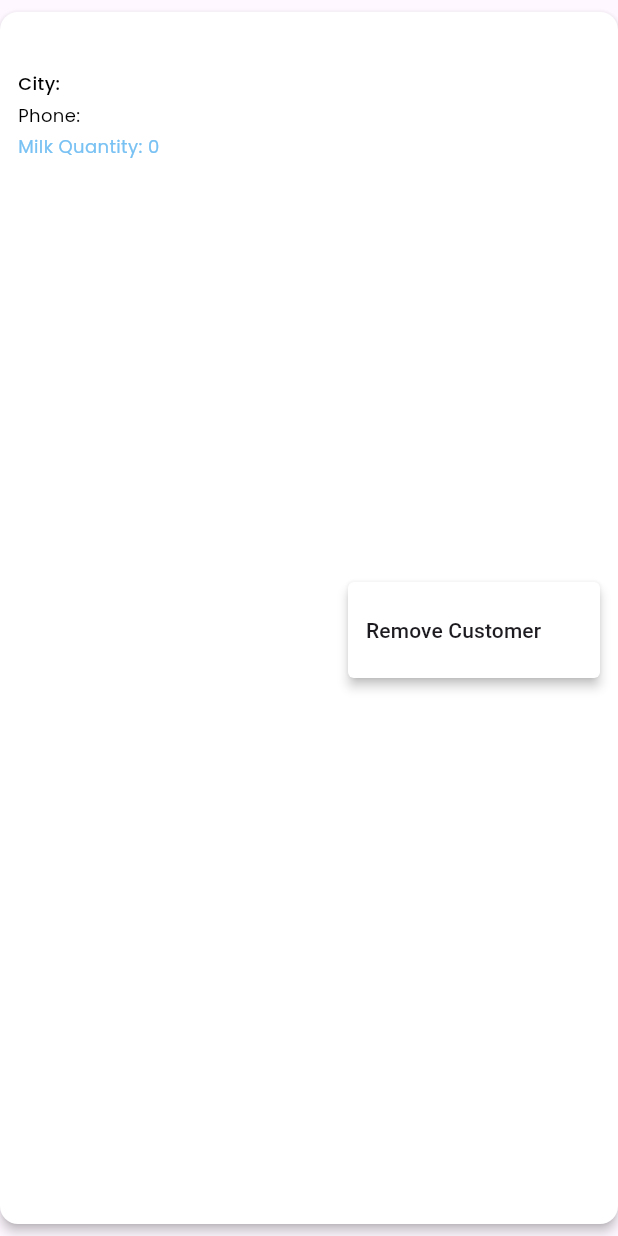
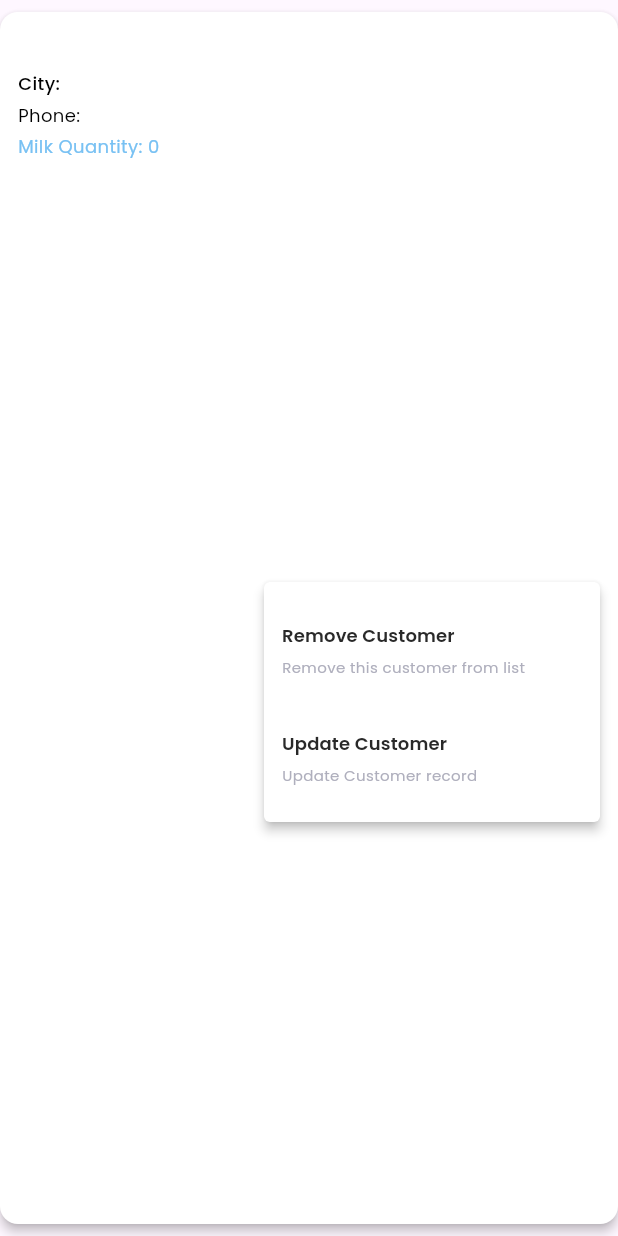
Before and after one commit to yasirzain15/kashmir_milk, a Flutter app: the CustomerItem widget shown alone on an empty page, opened directly with empty values, after a tap on the "more vert" icon, on a phone screen of 412 x 824 dp. Run offline on Flutter 3.47's test engine with Material 3 defaults, Android fonts, the phone set to English and light mode, and no system bars; our stand-ins replace carousel_slider, cloud_firestore, connectivity_plus, csv, file_picker, firebase_auth and 5 more; accounts and stored records are empty.

Commit message:
about today

```diff
--- a/lib/dashboard.dart
+++ b/lib/dashboard.dart
@@ -743,10 +743,50 @@ class CustomerItem extends StatelessWidget {
                 await removeCustomerData(customer['customer_id'], context);
               },
               itemBuilder: (context) => [
-                const PopupMenuItem<int>(
-                  value: 1,
-                  child: Text('Remove Customer'),
-                ),
+                PopupMenuItem<int>(
+                    value: 1,
+                    child: ListTile(
+                      title: Text(
+                        'Remove Customer',
+                        style: GoogleFonts.poppins(
+                            textStyle: TextStyle(
+                          fontWeight: FontWeight.w600,
+                          fontSize: 12,
+                          color: Color(0xff292929),
+                        )),
+                      ),
+                      subtitle: Text(
+                        'Remove this customer from list',
+                        style: GoogleFonts.poppins(
+                            textStyle: TextStyle(
+                          fontWeight: FontWeight.w400,
+                          fontSize: 10,
+                          color: Color(0xffafafbd),
+                        )),
+                      ),
+                    )),
+                PopupMenuItem<int>(
+                    value: 2,
+                    child: ListTile(
+                      title: Text(
+                        'Update Customer',
+                        style: GoogleFonts.poppins(
+                            textStyle: TextStyle(
+                          fontWeight: FontWeight.w600,
+                          fontSize: 12,
+                          color: Color(0xff292929),
+                        )),
+                      ),
+                      subtitle: Text(
+                        'Update Customer record',
+                        style: GoogleFonts.poppins(
+                            textStyle: TextStyle(
+                          fontWeight: FontWeight.w400,
+                          fontSize: 10,
+                          color: Color(0xffafafbd),
+                        )),
+                      ),
+                    )),
               ],
             ),
           ],
@@ -782,9 +822,10 @@ class CustomerItem extends StatelessWidget {
         print("Document does not exist!");
       }
 
-      // Remove customer from Hive
-      // final box = Hive.box<Customer>('customers');
-      // await box.delete(customerId);
+      final box = Hive.box<Customer>('customers');
+      await box.delete(customerId);
+
+      // SegmentedButtonState
     } catch (e) {
       ScaffoldMessenger.of(context).showSnackBar(
         SnackBar(
```
